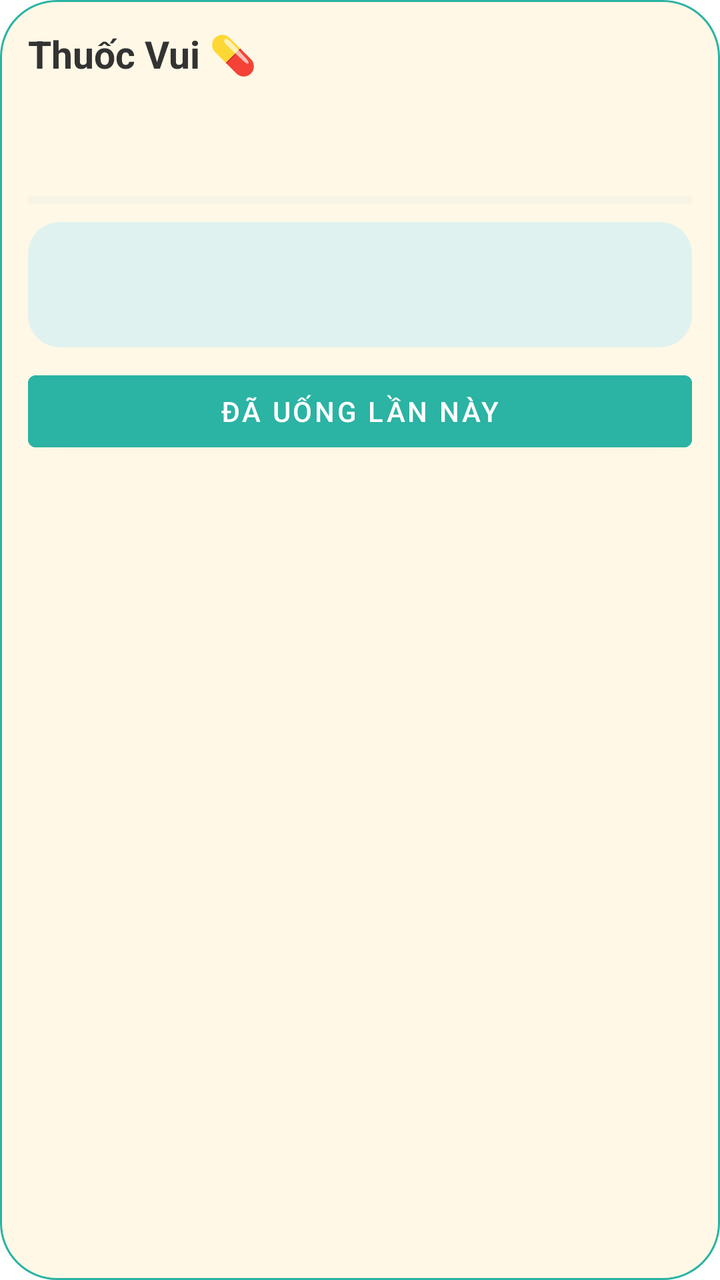
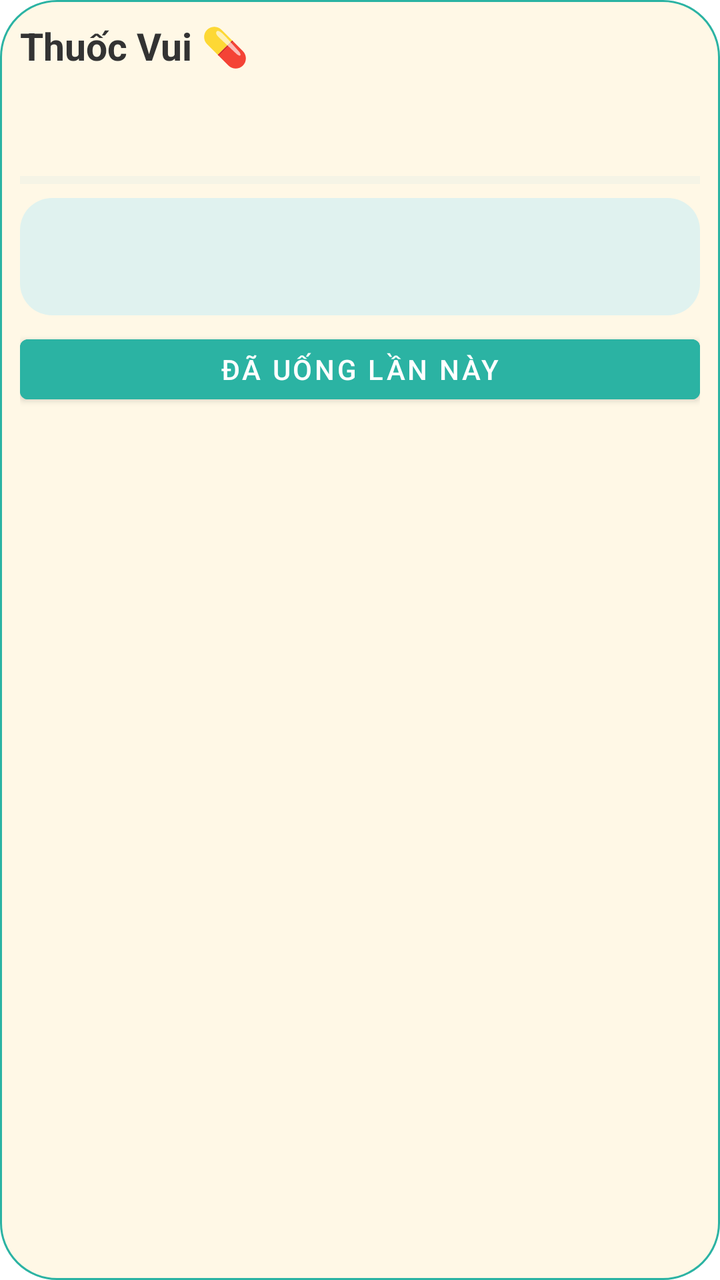

Two renders of the same Android screen: before a commit and after it. Below are the layout's source before the change and the commit's diff.
<!-- AndroidManifest.xml: fallback theme Theme.MaterialComponents.DayNight.NoActionBar -->
<!-- res/layout/thuoc_vui_widget.xml -->
<?xml version="1.0" encoding="utf-8"?>
<LinearLayout xmlns:android="http://schemas.android.com/apk/res/android"
    android:id="@+id/widget_container"
    android:layout_width="match_parent"
    android:layout_height="match_parent"
    android:layout_margin="4dp"
    android:orientation="vertical"
    android:background="@drawable/widget_background"
    android:padding="14dp">
    <TextView
        android:id="@+id/widget_title"
        android:layout_width="match_parent"
        android:layout_height="wrap_content"
        android:text="Thuốc Vui 💊"
        android:textSize="19sp"
        android:textStyle="bold"
        android:textColor="#333333" />
    <TextView
        android:id="@+id/widget_pip"
        android:layout_width="match_parent"
        android:layout_height="wrap_content"
        android:layout_marginTop="6dp"
        android:textSize="14sp"
        android:textColor="#333333" />
    <TextView
        android:id="@+id/widget_progress"
        android:layout_width="match_parent"
        android:layout_height="wrap_content"
        android:layout_marginTop="6dp"
        android:textSize="15sp"
        android:textColor="#333333" />
    <ProgressBar
        android:id="@+id/widget_progress_bar"
        style="?android:attr/progressBarStyleHorizontal"
        android:layout_width="match_parent"
        android:layout_height="6dp"
        android:layout_marginTop="6dp"
        android:max="100"
        android:progress="0"
        android:progressTint="#2BB3A3"
        android:progressBackgroundTint="#D9E8E5" />
    <LinearLayout
        android:id="@+id/widget_next_card"
        android:layout_width="match_parent"
        android:layout_height="wrap_content"
        android:layout_marginTop="8dp"
        android:orientation="vertical"
        android:background="@drawable/next_card_light"
        android:padding="10dp">
        <TextView
            android:id="@+id/widget_next"
            android:layout_width="match_parent"
            android:layout_height="wrap_content"
            android:textSize="16sp"
            android:textStyle="bold"
            android:textColor="#333333" />
        <TextView
            android:id="@+id/widget_next_time"
            android:layout_width="match_parent"
            android:layout_height="wrap_content"
            android:layout_marginTop="2dp"
            android:textSize="14sp"
            android:textColor="#666666" />
    </LinearLayout>
    <Button
        android:id="@+id/widget_checkin"
        android:layout_width="match_parent"
        android:layout_height="wrap_content"
        android:layout_marginTop="8dp"
        android:text="Đã uống lần này"
        android:textColor="#FFFFFF"
        android:backgroundTint="#2BB3A3" />
    <TextView
        android:id="@+id/widget_done"
        android:layout_width="match_parent"
        android:layout_height="wrap_content"
        android:layout_marginTop="8dp"
        android:text="🎉 Đã xong hôm nay!"
        android:textSize="16sp"
        android:textStyle="bold"
        android:visibility="gone" />
    <TextView
        android:id="@+id/widget_done_detail"
        android:layout_width="match_parent"
        android:layout_height="wrap_content"
        android:layout_marginTop="4dp"
        android:textSize="14sp"
        android:textColor="#333333"
        android:visibility="gone" />
</LinearLayout>
<!-- resources referenced by this layout -->
<resources>
  <!-- drawable next_card_light (drawable) -->
  <?xml version="1.0" encoding="utf-8"?>
  <shape xmlns:android="http://schemas.android.com/apk/res/android" android:shape="rectangle">
      <solid android:color="#FFE0F2EF" />
      <corners android:radius="16dp" />
  </shape>
  <!-- drawable widget_background (drawable) -->
  <?xml version="1.0" encoding="utf-8"?>
  <shape xmlns:android="http://schemas.android.com/apk/res/android" android:shape="rectangle">
      <solid android:color="#FFFFF8E6" />
      <corners android:radius="28dp" />
      <stroke android:width="1dp" android:color="#2BB3A3" />
  </shape>
</resources>

<!-- the commit's change to res/layout/thuoc_vui_widget.xml (unified diff, before → after) -->
@@ -6,7 +6,7 @@
     android:layout_margin="4dp"
     android:orientation="vertical"
     android:background="@drawable/widget_background"
-    android:padding="14dp">
+    android:padding="10dp">
     <TextView
         android:id="@+id/widget_title"
         android:layout_width="match_parent"
@@ -19,14 +19,14 @@
         android:id="@+id/widget_pip"
         android:layout_width="match_parent"
         android:layout_height="wrap_content"
-        android:layout_marginTop="6dp"
+        android:layout_marginTop="4dp"
         android:textSize="14sp"
         android:textColor="#333333" />
     <TextView
         android:id="@+id/widget_progress"
         android:layout_width="match_parent"
         android:layout_height="wrap_content"
-        android:layout_marginTop="6dp"
+        android:layout_marginTop="4dp"
         android:textSize="15sp"
         android:textColor="#333333" />
     <ProgressBar
@@ -34,7 +34,7 @@
         style="?android:attr/progressBarStyleHorizontal"
         android:layout_width="match_parent"
         android:layout_height="6dp"
-        android:layout_marginTop="6dp"
+        android:layout_marginTop="4dp"
         android:max="100"
         android:progress="0"
         android:progressTint="#2BB3A3"
@@ -43,10 +43,10 @@
         android:id="@+id/widget_next_card"
         android:layout_width="match_parent"
         android:layout_height="wrap_content"
-        android:layout_marginTop="8dp"
+        android:layout_marginTop="6dp"
         android:orientation="vertical"
         android:background="@drawable/next_card_light"
-        android:padding="10dp">
+        android:padding="8dp">
         <TextView
             android:id="@+id/widget_next"
             android:layout_width="match_parent"
@@ -66,7 +66,8 @@
         android:id="@+id/widget_checkin"
         android:layout_width="match_parent"
         android:layout_height="wrap_content"
-        android:layout_marginTop="8dp"
+        android:layout_marginTop="6dp"
+        android:minHeight="42dp"
         android:text="Đã uống lần này"
         android:textColor="#FFFFFF"
         android:backgroundTint="#2BB3A3" />
@@ -74,7 +75,7 @@
         android:id="@+id/widget_done"
         android:layout_width="match_parent"
         android:layout_height="wrap_content"
-        android:layout_marginTop="8dp"
+        android:layout_marginTop="6dp"
         android:text="🎉 Đã xong hôm nay!"
         android:textSize="16sp"
         android:textStyle="bold"
